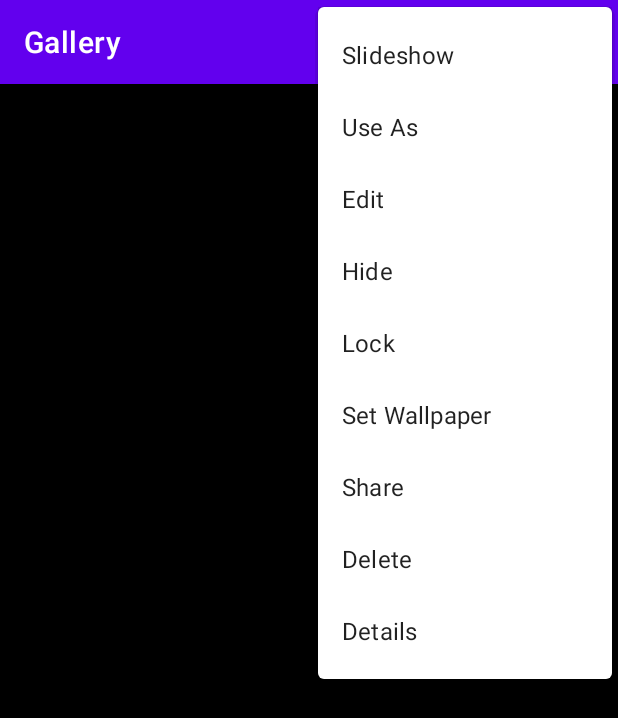
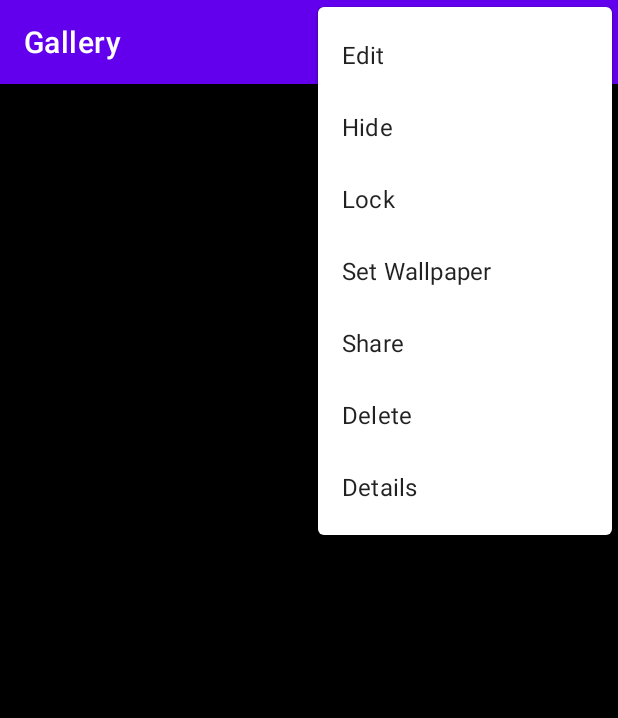
Before and after one commit to ngthotuan/GalleryApp, an Android app: the fragment PictureShowFragment shown on its own in the app's theme, with the options menu open, on a phone screen of 412 x 824 dp. Shown: the top 718 px of the screen. Run offline under Robolectric (Android 15) with nearby library versions, the phone set to English and light mode, and no system bars; our stand-ins replace Picasso; libraries missing offline, so code that uses them is left out: com.dsphotoeditor.sdk; 1 statement that could not run was skipped.

Commit message:
update language

```diff
--- a/app/src/main/res/menu/image_view_option_drawer.xml
+++ b/app/src/main/res/menu/image_view_option_drawer.xml
@@ -2,23 +2,26 @@
 <menu xmlns:android="http://schemas.android.com/apk/res/android">
     <group android:id="@+id/image_view_option_drawer"
         >
-        <item android:id="@+id/imgViewSlideshow"
-            android:title="Slideshow"/>
-        <item android:id="@+id/imgViewUseAs"
-            android:title="Use As"/>
-        <item android:id="@+id/imgEdit"
-            android:title="Edit"/>
-        <item android:id="@+id/imgViewHide"
-            android:title="Hide"/>
-        <item android:id="@+id/imgViewLock"
-            android:title="Lock"/>
-        <item android:id="@+id/imgWallpaper"
-            android:title="Set Wallpaper"/>
-        <item android:id="@+id/imgShare"
-            android:title="Share"/>
-        <item android:id="@+id/imgViewDelete"
-            android:title="Delete"/>
-        <item android:id="@+id/imgViewDetail"
-            android:title="Details"/>
+        <item
+            android:id="@+id/imgEdit"
+            android:title="@string/edit" />
+        <item
+            android:id="@+id/imgViewHide"
+            android:title="@string/hide" />
+        <item
+            android:id="@+id/imgViewLock"
+            android:title="@string/lock" />
+        <item
+            android:id="@+id/imgWallpaper"
+            android:title="@string/set_wallpaper" />
+        <item
+            android:id="@+id/imgShare"
+            android:title="@string/share" />
+        <item
+            android:id="@+id/imgViewDelete"
+            android:title="@string/delete" />
+        <item
+            android:id="@+id/imgViewDetail"
+            android:title="@string/details" />
     </group>
 </menu>
--- a/app/src/main/res/values/strings.xml
+++ b/app/src/main/res/values/strings.xml
@@ -28,4 +28,11 @@
     <string name="down_icon">▼</string>
     <string name="sort_type">Sort Type</string>
     <string name="filters">Filters</string>
+    <string name="edit">Edit</string>
+    <string name="hide">Hide</string>
+    <string name="lock">Lock</string>
+    <string name="set_wallpaper">Set Wallpaper</string>
+    <string name="share">Share</string>
+    <string name="delete">Delete</string>
+    <string name="details">Details</string>
 </resources>
```
